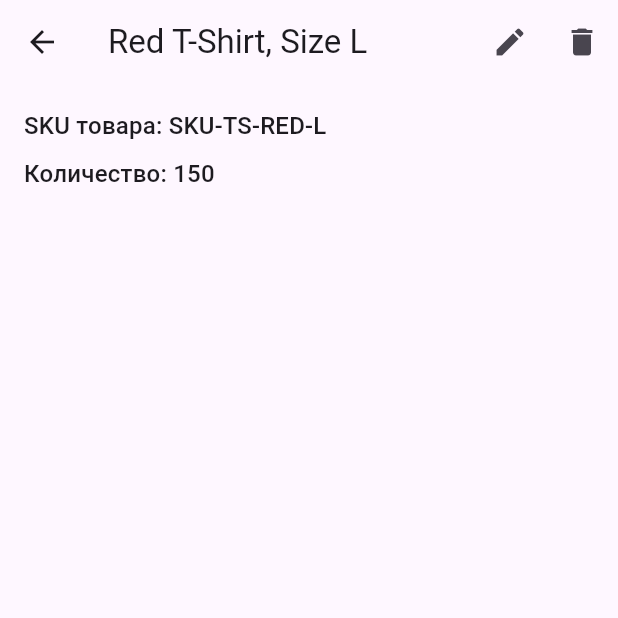
After one commit to neo321654/easy_box, a Flutter app: the screen it shows after launch, after a tap on "Войти", after a tap on "Инвентаризация", after a tap on "Red T-Shirt, Size L", on a phone screen of 412 x 824 dp, the top half of it. The commit adds this screen. Run offline on Flutter 3.47's test engine with Material 3 defaults, Android fonts, the phone set to English and light mode, and no system bars; our stand-ins replace connectivity_plus, dartz, equatable, flutter_bloc, get_it, go_router and 2 more; missing offline and left inert: mobile_scanner; accounts and stored records are empty.

Commit message:
feat(inventory): Implement full CRUD for products

```diff
--- a/lib/di/injection_container.dart
+++ b/lib/di/injection_container.dart
@@ -13,7 +13,10 @@ import 'package:easy_box/features/inventory/domain/usecases/add_stock_usecase.da
 import 'package:easy_box/features/inventory/domain/usecases/find_product_by_sku_usecase.dart';
 import 'package:easy_box/features/inventory/domain/usecases/get_products_usecase.dart';
 import 'package:easy_box/features/inventory/domain/usecases/create_product_usecase.dart';
+import 'package:easy_box/features/inventory/domain/usecases/update_product_usecase.dart';
+import 'package:easy_box/features/inventory/domain/usecases/delete_product_usecase.dart';
 import 'package:easy_box/features/inventory/presentation/bloc/inventory_bloc.dart';
+import 'package:easy_box/features/inventory/presentation/bloc/product_detail_bloc.dart';
 import 'package:easy_box/features/receiving/presentation/bloc/receiving_bloc.dart';
 import 'package:easy_box/features/scanning/presentation/bloc/scanning_bloc.dart';
 import 'package:easy_box/features/settings/data/repositories/settings_repository_impl.dart';
@@ -59,12 +62,15 @@ Future<void> init() async {
   //--------------------
   // Blocs
   sl.registerFactory(() => InventoryBloc(getProductsUseCase: sl()));
+  sl.registerFactory(() => ProductDetailBloc(updateProductUseCase: sl(), deleteProductUseCase: sl()));
 
   // Use Cases
   sl.registerLazySingleton(() => GetProductsUseCase(sl()));
   sl.registerLazySingleton(() => FindProductBySkuUseCase(sl()));
   sl.registerLazySingleton(() => AddStockUseCase(sl()));
   sl.registerLazySingleton(() => CreateProductUseCase(sl()));
+  sl.registerLazySingleton(() => UpdateProductUseCase(sl()));
+  sl.registerLazySingleton(() => DeleteProductUseCase(sl()));
 
   // Repositories
   sl.registerLazySingleton<InventoryRepository>(
@@ -151,8 +157,14 @@ Future<void> init() async {
       db.execute(
         'CREATE TABLE product_creations_queue(id INTEGER PRIMARY KEY AUTOINCREMENT, name TEXT, sku TEXT, local_id TEXT, timestamp INTEGER)',
       );
+      db.execute(
+        'CREATE TABLE product_updates_queue(id INTEGER PRIMARY KEY AUTOINCREMENT, product_id TEXT, name TEXT, sku TEXT, quantity INTEGER, timestamp INTEGER)',
+      );
+      db.execute(
+        'CREATE TABLE product_deletions_queue(id INTEGER PRIMARY KEY AUTOINCREMENT, product_id TEXT, timestamp INTEGER)',
+      );
     },
-    version: 3,
+    version: 4,
     onUpgrade: (db, oldVersion, newVersion) {
       if (oldVersion < 2) {
         db.execute(
@@ -164,6 +176,14 @@ Future<void> init() async {
           'CREATE TABLE product_creations_queue(id INTEGER PRIMARY KEY AUTOINCREMENT, name TEXT, sku TEXT, local_id TEXT, timestamp INTEGER)',
         );
       }
+      if (oldVersion < 4) {
+        db.execute(
+          'CREATE TABLE product_updates_queue(id INTEGER PRIMARY KEY AUTOINCREMENT, product_id TEXT, name TEXT, sku TEXT, quantity INTEGER, timestamp INTEGER)',
+        );
+        db.execute(
+          'CREATE TABLE product_deletions_queue(id INTEGER PRIMARY KEY AUTOINCREMENT, product_id TEXT, timestamp INTEGER)',
+        );
+      }
     },
   );
   sl.registerLazySingleton<Database>(() => db);
--- a/lib/features/inventory/data/datasources/inventory_remote_data_source.dart
+++ b/lib/features/inventory/data/datasources/inventory_remote_data_source.dart
@@ -5,4 +5,6 @@ abstract class InventoryRemoteDataSource {
   Future<ProductModel?> findProductBySku(String sku);
   Future<void> addStock(String sku, int quantityToAdd);
   Future<ProductModel> createProduct({required String name, required String sku});
+  Future<void> updateProduct(ProductModel product);
+  Future<void> deleteProduct(String id);
 }
--- a/lib/features/inventory/domain/repositories/inventory_repository.dart
+++ b/lib/features/inventory/domain/repositories/inventory_repository.dart
@@ -7,4 +7,6 @@ abstract class InventoryRepository {
   Future<Either<Failure, Product?>> findProductBySku(String sku);
   Future<Either<Failure, void>> addStock(String sku, int quantityToAdd);
   Future<Either<Failure, Product>> createProduct({required String name, required String sku});
+  Future<Either<Failure, void>> updateProduct(Product product);
+  Future<Either<Failure, void>> deleteProduct(String id);
 }
--- /dev/null
+++ b/lib/features/inventory/domain/usecases/delete_product_usecase.dart
@@ -0,0 +1,13 @@
+import 'package:dartz/dartz.dart';
+import 'package:easy_box/core/error/failures.dart';
+import 'package:easy_box/features/inventory/domain/repositories/inventory_repository.dart';
+
+class DeleteProductUseCase {
+  final InventoryRepository repository;
+
+  DeleteProductUseCase(this.repository);
+
+  Future<Either<Failure, void>> call(String id) {
+    return repository.deleteProduct(id);
+  }
+}
--- /dev/null
+++ b/lib/features/inventory/domain/usecases/update_product_usecase.dart
@@ -0,0 +1,14 @@
+import 'package:dartz/dartz.dart';
+import 'package:easy_box/core/error/failures.dart';
+import 'package:easy_box/features/inventory/domain/entities/product.dart';
+import 'package:easy_box/features/inventory/domain/repositories/inventory_repository.dart';
+
+class UpdateProductUseCase {
+  final InventoryRepository repository;
+
+  UpdateProductUseCase(this.repository);
+
+  Future<Either<Failure, void>> call(Product product) {
+    return repository.updateProduct(product);
+  }
+}
--- /dev/null
+++ b/lib/features/inventory/presentation/bloc/product_detail_bloc.dart
@@ -0,0 +1,49 @@
+import 'package:equatable/equatable.dart';
+import 'package:flutter_bloc/flutter_bloc.dart';
+import 'package:easy_box/features/inventory/domain/entities/product.dart';
+import 'package:easy_box/features/inventory/domain/usecases/update_product_usecase.dart';
+import 'package:easy_box/features/inventory/domain/usecases/delete_product_usecase.dart';
+
+
+part 'product_detail_event.dart';
+part 'product_detail_state.dart';
+
+class ProductDetailBloc extends Bloc<ProductDetailEvent, ProductDetailState> {
+  final UpdateProductUseCase _updateProductUseCase;
+  final DeleteProductUseCase _deleteProductUseCase;
+
+  ProductDetailBloc({
+    required UpdateProductUseCase updateProductUseCase,
+    required DeleteProductUseCase deleteProductUseCase,
+  })
+      : _updateProductUseCase = updateProductUseCase,
+        _deleteProductUseCase = deleteProductUseCase,
+        super(ProductDetailInitial()) {
+    on<ProductUpdated>(_onProductUpdated);
+    on<ProductDeleted>(_onProductDeleted);
+  }
+
+  Future<void> _onProductUpdated(
+    ProductUpdated event,
+    Emitter<ProductDetailState> emit,
+  ) async {
+    emit(ProductDetailLoading());
+    final failureOrSuccess = await _updateProductUseCase(event.product);
+    failureOrSuccess.fold(
+      (failure) => emit(const ProductDetailFailure('Failed to update product.')), // This will be localized in UI
+      (_) => emit(const ProductDetailSuccess('Product updated successfully.')), // This will be localized in UI
+    );
+  }
+
+  Future<void> _onProductDeleted(
+    ProductDeleted event,
+    Emitter<ProductDetailState> emit,
+  ) async {
+    emit(ProductDetailLoading());
+    final failureOrSuccess = await _deleteProductUseCase(event.id);
+    failureOrSuccess.fold(
+      (failure) => emit(const ProductDetailFailure('Failed to delete product.')), // This will be localized in UI
+      (_) => emit(const ProductDetailSuccess('Product deleted successfully.')), // This will be localized in UI
+    );
+  }
+}
--- /dev/null
+++ b/lib/features/inventory/presentation/bloc/product_detail_event.dart
@@ -0,0 +1,26 @@
+part of 'product_detail_bloc.dart';
+
+abstract class ProductDetailEvent extends Equatable {
+  const ProductDetailEvent();
+
+  @override
+  List<Object> get props => [];
+}
+
+class ProductUpdated extends ProductDetailEvent {
+  final Product product;
+
+  const ProductUpdated(this.product);
+
+  @override
+  List<Object> get props => [product];
+}
+
+class ProductDeleted extends ProductDetailEvent {
+  final String id;
+
+  const ProductDeleted(this.id);
+
+  @override
+  List<Object> get props => [id];
+}
--- /dev/null
+++ b/lib/features/inventory/presentation/bloc/product_detail_state.dart
@@ -0,0 +1,30 @@
+part of 'product_detail_bloc.dart';
+
+abstract class ProductDetailState extends Equatable {
+  const ProductDetailState();
+
+  @override
+  List<Object> get props => [];
+}
+
+class ProductDetailInitial extends ProductDetailState {}
+
+class ProductDetailLoading extends ProductDetailState {}
+
+class ProductDetailSuccess extends ProductDetailState {
+  final String message;
+
+  const ProductDetailSuccess(this.message);
+
+  @override
+  List<Object> get props => [message];
+}
+
+class ProductDetailFailure extends ProductDetailState {
+  final String message;
+
+  const ProductDetailFailure(this.message);
+
+  @override
+  List<Object> get props => [message];
+}
--- /dev/null
+++ b/lib/features/inventory/presentation/pages/product_detail_page.dart
@@ -0,0 +1,175 @@
+import 'package:easy_box/core/extensions/context_extension.dart';
+import 'package:easy_box/di/injection_container.dart';
+import 'package:easy_box/features/inventory/domain/entities/product.dart';
+import 'package:easy_box/features/inventory/presentation/bloc/product_detail_bloc.dart';
+import 'package:flutter/material.dart';
+import 'package:flutter_bloc/flutter_bloc.dart';
+
+class ProductDetailPage extends StatelessWidget {
+  final Product product;
+
+  const ProductDetailPage({super.key, required this.product});
+
+  @override
+  Widget build(BuildContext context) {
+    return BlocProvider(
+      create: (context) => sl<ProductDetailBloc>(),
+      child: _ProductDetailView(product: product),
+    );
+  }
+}
+
+class _ProductDetailView extends StatefulWidget {
+  final Product product;
+
+  const _ProductDetailView({required this.product});
+
+  @override
+  State<_ProductDetailView> createState() => _ProductDetailViewState();
+}
+
+class _ProductDetailViewState extends State<_ProductDetailView> {
+  late TextEditingController _nameController;
+  late TextEditingController _skuController;
+  late TextEditingController _quantityController;
+
+  @override
+  void initState() {
+    super.initState();
+    _nameController = TextEditingController(text: widget.product.name);
+    _skuController = TextEditingController(text: widget.product.sku);
+    _quantityController = TextEditingController(text: widget.product.quantity.toString());
+  }
+
+  @override
+  void dispose() {
+    _nameController.dispose();
+    _skuController.dispose();
+    _quantityController.dispose();
+    super.dispose();
+  }
+
+  void _showEditDialog() {
+    showDialog(
+      context: context,
+      builder: (ctx) => AlertDialog(
+        title: Text(context.S.editProductDialogTitle),
+        content: Column(
+          mainAxisSize: MainAxisSize.min,
+          children: [
+            TextField(
+              controller: _nameController,
+              decoration: InputDecoration(labelText: context.S.productNameLabel),
+            ),
+            TextField(
+              controller: _skuController,
+              decoration: InputDecoration(labelText: context.S.productSkuLabel),
+            ),
+            TextField(
+              controller: _quantityController,
+              decoration: InputDecoration(labelText: context.S.quantityLabel),
+              keyboardType: TextInputType.number,
+            ),
+          ],
+        ),
+        actions: [
+          TextButton(
+            onPressed: () {
+              Navigator.of(ctx).pop();
+            },
+            child: Text(context.S.cancelButtonText),
+          ),
+          ElevatedButton(
+            onPressed: () {
+              final updatedProduct = Product(
+                id: widget.product.id,
+                name: _nameController.text,
+                sku: _skuController.text,
+                quantity: int.tryParse(_quantityController.text) ?? 0,
+              );
+              context.read<ProductDetailBloc>().add(ProductUpdated(updatedProduct));
+              Navigator.of(ctx).pop();
+            },
+            child: Text(context.S.saveButtonText),
+          ),
+        ],
+      ),
+    );
+  }
+
+  void _showDeleteConfirmationDialog() {
+    showDialog(
+      context: context,
+      builder: (ctx) => AlertDialog(
+        title: Text(context.S.deleteProductDialogTitle),
+        content: Text(context.S.deleteConfirmationMessage(widget.product.name)),
+        actions: [
+          TextButton(
+            onPressed: () {
+              Navigator.of(ctx).pop();
+            },
+            child: Text(context.S.cancelButtonText),
+          ),
+          ElevatedButton(
+            onPressed: () {
+              context.read<ProductDetailBloc>().add(ProductDeleted(widget.product.id));
+              Navigator.of(ctx).pop();
+              Navigator.of(context).pop(); // Pop detail page after deletion
+            },
+            child: Text(context.S.deleteButtonText),
+          ),
+        ],
+      ),
+    );
+  }
+
+  @override
+  Widget build(BuildContext context) {
+    return Scaffold(
+      appBar: AppBar(
+        title: Text(widget.product.name),
+        actions: [
+          IconButton(
+            icon: const Icon(Icons.edit),
+            onPressed: _showEditDialog,
+          ),
+          IconButton(
+            icon: const Icon(Icons.delete),
+            onPressed: _showDeleteConfirmationDialog,
+          ),
+        ],
+      ),
+      body: BlocListener<ProductDetailBloc, ProductDetailState>(
+        listener: (context, state) {
+          if (state is ProductDetailSuccess) {
+            ScaffoldMessenger.of(context)
+              ..hideCurrentSnackBar()
+              ..showSnackBar(SnackBar(content: Text(state.message), backgroundColor: Colors.green));
+          } else if (state is ProductDetailFailure) {
+            ScaffoldMessenger.of(context)
+              ..hideCurrentSnackBar()
+              ..showSnackBar(SnackBar(content: Text(state.message), backgroundColor: Colors.red));
+          }
+        },
+        child: Padding(
+          padding: const EdgeInsets.all(16.0),
+          child: Column(
+            crossAxisAlignment: CrossAxisAlignment.start,
+            children: [
+              Text(
+                '${context.S.productSkuLabel}: ${widget.product.sku}',
+                style: Theme.of(context).textTheme.titleMedium,
+              ),
+              const SizedBox(height: 8),
+              Text(
+                '${context.S.quantityLabel}: ${widget.product.quantity}',
+                style: Theme.of(context).textTheme.titleMedium,
+              ),
+              // TODO: Add more product details if available
+            ],
+          ),
+        ),
+      ),
+    );
+  }
+}
--- a/lib/features/inventory/presentation/widgets/product_list_item.dart
+++ b/lib/features/inventory/presentation/widgets/product_list_item.dart
@@ -1,5 +1,6 @@
 import 'package:easy_box/core/extensions/context_extension.dart';
 import 'package:easy_box/features/inventory/domain/entities/product.dart';
+import 'package:easy_box/features/inventory/presentation/pages/product_detail_page.dart';
 import 'package:flutter/material.dart';
 
 class ProductListItem extends StatelessWidget {
@@ -12,12 +13,21 @@ class ProductListItem extends StatelessWidget {
 
   @override
   Widget build(BuildContext context) {
-    return ListTile(
-      title: Text(product.name),
-      subtitle: Text(product.sku),
-      trailing: Text(
-        context.S.nPieces(product.quantity),
-        style: Theme.of(context).textTheme.bodyLarge,
+    return InkWell(
+      onTap: () {
+        Navigator.of(context).push(
+          MaterialPageRoute(
+            builder: (context) => ProductDetailPage(product: product),
+          ),
+        );
+      },
+      child: ListTile(
+        title: Text(product.name),
+        subtitle: Text(product.sku),
+        trailing: Text(
+          context.S.nPieces(product.quantity),
+          style: Theme.of(context).textTheme.bodyLarge,
+        ),
       ),
     );
   }
```
Also changed, not shown: lib/features/inventory/data/datasources/inventory_local_data_source.dart (+12 -0 lines), lib/features/inventory/data/datasources/inventory_local_data_source_impl.dart (+61 -0 lines), lib/features/inventory/data/datasources/inventory_remote_data_source_impl.dart (+23 -0 lines), lib/features/inventory/data/repositories/inventory_repository_impl.dart (+50 -0 lines), lib/l10n/app_en.arb (+15 -1 lines), lib/l10n/app_ru.arb (+15 -1 lines), lib/generated/app_localizations.dart, lib/generated/app_localizations_en.dart, lib/generated/app_localizations_ru.dart.
